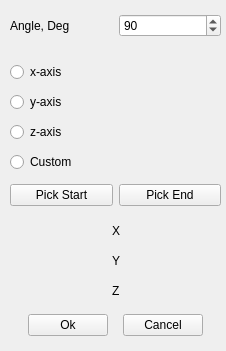
First picture: the form in src/OpenParEMg/RotateInputForm.ui, repository OpenParEM/OpenParEM, before the edit.
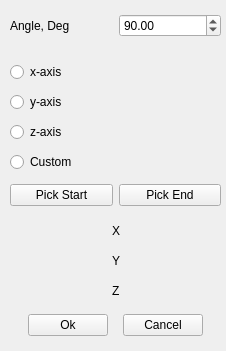
Second picture: the form after the edit.

Diff of the .ui file:
```diff
--- a/src/OpenParEMg/RotateInputForm.ui
+++ b/src/OpenParEMg/RotateInputForm.ui
@@ -343,13 +343,13 @@
        <string/>
       </property>
       <property name="decimals">
-       <number>0</number>
+       <number>2</number>
       </property>
       <property name="minimum">
-       <double>-355.000000000000000</double>
+       <double>-360.000000000000000</double>
       </property>
       <property name="maximum">
-       <double>355.000000000000000</double>
+       <double>360.000000000000000</double>
       </property>
       <property name="singleStep">
        <double>5.000000000000000</double>
```
Left out of the diff: 3 changed lines with no effect on the pictures.
